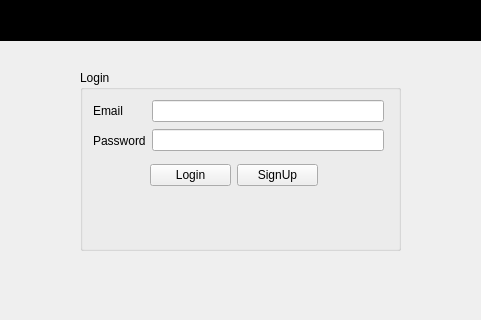
First picture: the form in mainwindow.ui, repository razashahid107/NOTEPAD-QT, before the edit; both pictures show x 150 to 631 and y 0 to 320 of the 800 by 600 pixel window.
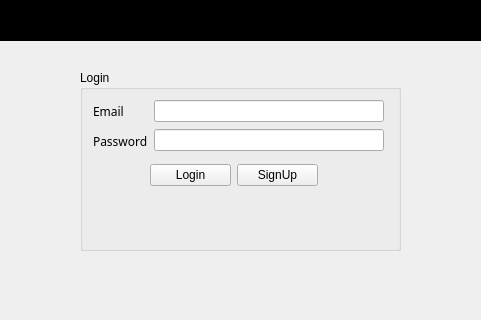
Second picture: the form after the edit.

Commit message: Change in new window class due to some major problems

What changed in the file:
```diff
--- a/mainwindow.ui
+++ b/mainwindow.ui
@@ -32,7 +32,7 @@
     <property name="title">
      <string>Login</string>
     </property>
-    <widget class="QWidget" name="">
+    <widget class="QWidget" name="layoutWidget">
      <property name="geometry">
       <rect>
        <x>13</x>
@@ -46,6 +46,11 @@
        <layout class="QVBoxLayout" name="verticalLayout_2">
         <item>
          <widget class="QLabel" name="label_Email">
+          <property name="font">
+           <font>
+            <family>Arial Rounded MT Bold</family>
+           </font>
+          </property>
           <property name="text">
            <string>Email</string>
           </property>
@@ -53,6 +58,11 @@
         </item>
         <item>
          <widget class="QLabel" name="label_Password">
+          <property name="font">
+           <font>
+            <family>Arial Rounded MT Bold</family>
+           </font>
+          </property>
           <property name="text">
            <string>Password</string>
           </property>
@@ -76,7 +86,7 @@
       </item>
      </layout>
     </widget>
-    <widget class="QWidget" name="">
+    <widget class="QWidget" name="layoutWidget">
      <property name="geometry">
       <rect>
        <x>70</x>
```
Left out of the diff: 2 changed lines with no effect on the pictures. The commit also changes 8 other files.
